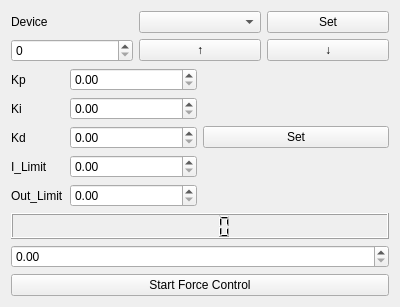
Before: the Qt Designer form Frontend/GUI/VerticalActuatorWidget/verticalactuatorwidget.ui in S2A-Lab/RollerLaminationSoftware, drawn with Qt 5.
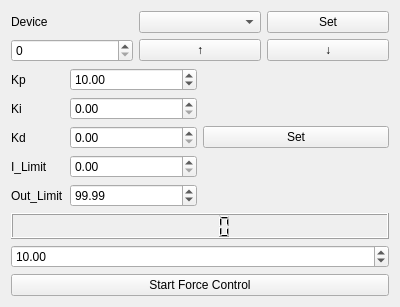
After: the same form once the commit is applied.

```diff
--- a/Frontend/GUI/VerticalActuatorWidget/verticalactuatorwidget.ui
+++ b/Frontend/GUI/VerticalActuatorWidget/verticalactuatorwidget.ui
@@ -72,6 +72,9 @@
       <layout class="QFormLayout" name="formLayout_2">
        <item row="0" column="1">
         <widget class="QDoubleSpinBox" name="KpInput">
+         <property name="value">
+          <double>10.000000000000000</double>
+         </property>
          <property name="maximum">
           <double>10000.000000000000000</double>
          </property>
@@ -128,6 +131,9 @@
        </item>
        <item row="4" column="1">
         <widget class="QDoubleSpinBox" name="OutLimInput">
+         <property name="value">
+          <double>100.000000000000000</double>
+         </property>
          <property name="maximum">
           <double>10000.000000000000000</double>
          </property>
@@ -156,6 +162,9 @@
    </item>
    <item>
     <widget class="QDoubleSpinBox" name="TargetForceSpinBox">
+     <property name="value">
+      <double>10.000000000000000</double>
+     </property>
      <property name="maximum">
       <double>1000.000000000000000</double>
      </property>
```
